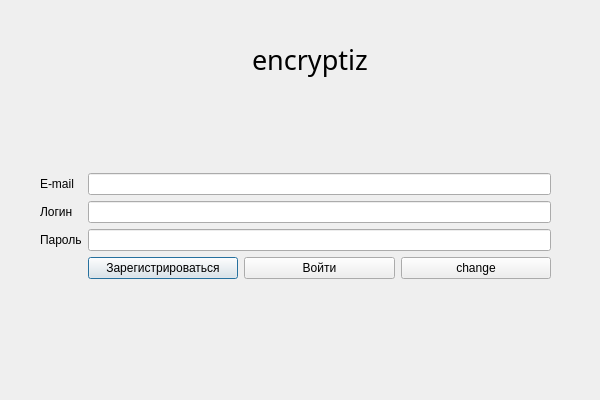
Qt form university_project_client/authform.ui (Fxsh-pro/university_project) before a commit.
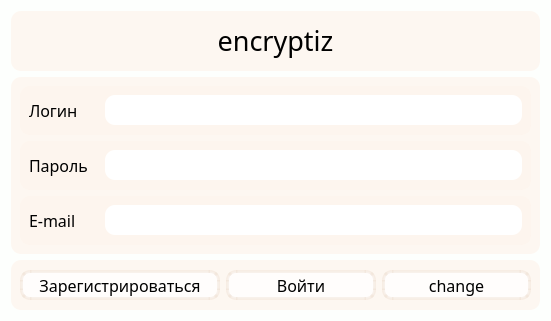
The same form after that commit.

```diff
--- a/university_project_client/authform.ui
+++ b/university_project_client/authform.ui
@@ -6,57 +6,282 @@
    <rect>
     <x>0</x>
     <y>0</y>
-    <width>600</width>
-    <height>400</height>
+    <width>551</width>
+    <height>321</height>
    </rect>
   </property>
   <property name="windowTitle">
    <string>Dialog</string>
   </property>
-  <widget class="QWidget" name="layoutWidget">
-   <property name="geometry">
-    <rect>
-     <x>40</x>
-     <y>90</y>
-     <width>511</width>
-     <height>271</height>
-    </rect>
-   </property>
-   <layout class="QFormLayout" name="formLayout_2">
-    <item row="3" column="0">
-     <widget class="QLabel" name="label_mail">
-      <property name="text">
-       <string>E-mail</string>
-      </property>
-     </widget>
-    </item>
-    <item row="3" column="1">
-     <widget class="QLineEdit" name="lineEdit_mail"/>
-    </item>
-    <item row="5" column="0">
-     <widget class="QLabel" name="label_login">
-      <property name="text">
-       <string>Логин</string>
-      </property>
-     </widget>
-    </item>
-    <item row="5" column="1">
-     <widget class="QLineEdit" name="lineEdit_login"/>
-    </item>
-    <item row="7" column="0">
-     <widget class="QLabel" name="label_2_pass">
-      <property name="text">
-       <string>Пароль</string>
-      </property>
-     </widget>
-    </item>
-    <item row="7" column="1">
-     <widget class="QLineEdit" name="lineEdit_pass"/>
-    </item>
-    <item row="9" column="1">
+  <property name="styleSheet">
+   <string notr="true">background-color: rgba(253, 255, 253, 255);
+font-family: Century Gothic;</string>
+  </property>
+  <layout class="QVBoxLayout" name="verticalLayout_2">
+   <item>
+    <widget class="QLabel" name="Programm_name">
+     <property name="minimumSize">
+      <size>
+       <width>0</width>
+       <height>40</height>
+      </size>
+     </property>
+     <property name="maximumSize">
+      <size>
+       <width>16777215</width>
+       <height>60</height>
+      </size>
+     </property>
+     <property name="font">
+      <font>
+       <family>Century Gothic</family>
+       <pointsize>20</pointsize>
+       <italic>false</italic>
+       <bold>false</bold>
+       <underline>false</underline>
+       <strikeout>false</strikeout>
+       <kerning>true</kerning>
+      </font>
+     </property>
+     <property name="styleSheet">
+      <string notr="true">background-color: rgba(254, 244, 236, 180);
+border-radius: 10px;</string>
+     </property>
+     <property name="text">
+      <string>encryptiz</string>
+     </property>
+     <property name="textFormat">
+      <enum>Qt::RichText</enum>
+     </property>
+     <property name="alignment">
+      <set>Qt::AlignCenter</set>
+     </property>
+    </widget>
+   </item>
+   <item>
+    <widget class="QFrame" name="frame_5">
+     <property name="styleSheet">
+      <string notr="true">background-color: rgba(254, 244, 236, 180);
+border-radius: 10px;</string>
+     </property>
+     <property name="frameShape">
+      <enum>QFrame::StyledPanel</enum>
+     </property>
+     <property name="frameShadow">
+      <enum>QFrame::Raised</enum>
+     </property>
+     <layout class="QVBoxLayout" name="verticalLayout">
+      <item>
+       <widget class="QFrame" name="frame_2">
+        <property name="frameShape">
+         <enum>QFrame::StyledPanel</enum>
+        </property>
+        <property name="frameShadow">
+         <enum>QFrame::Raised</enum>
+        </property>
+        <layout class="QHBoxLayout" name="horizontalLayout_3">
+         <item>
+          <widget class="QLabel" name="label_login">
+           <property name="minimumSize">
+            <size>
+             <width>70</width>
+             <height>0</height>
+            </size>
+           </property>
+           <property name="font">
+            <font>
+             <family>Century Gothic</family>
+             <pointsize>12</pointsize>
+            </font>
+           </property>
+           <property name="styleSheet">
+            <string notr="true">background-color:none;</string>
+           </property>
+           <property name="text">
+            <string>Логин</string>
+           </property>
+          </widget>
+         </item>
+         <item>
+          <widget class="QLineEdit" name="lineEdit_login">
+           <property name="minimumSize">
+            <size>
+             <width>0</width>
+             <height>30</height>
+            </size>
+           </property>
+           <property name="font">
+            <font>
+             <family>Century Gothic</family>
+             <pointsize>12</pointsize>
+            </font>
+           </property>
+           <property name="styleSheet">
+            <string notr="true">background-color:none;</string>
+           </property>
+          </widget>
+         </item>
+        </layout>
+       </widget>
+      </item>
+      <item>
+       <widget class="QFrame" name="frame_3">
+        <property name="frameShape">
+         <enum>QFrame::StyledPanel</enum>
+        </property>
+        <property name="frameShadow">
+         <enum>QFrame::Raised</enum>
+        </property>
+        <layout class="QHBoxLayout" name="horizontalLayout_2">
+         <item>
+          <widget class="QLabel" name="label_pass">
+           <property name="minimumSize">
+            <size>
+             <width>70</width>
+             <height>0</height>
+            </size>
+           </property>
+           <property name="font">
+            <font>
+             <family>Century Gothic</family>
+             <pointsize>12</pointsize>
+            </font>
+           </property>
+           <property name="styleSheet">
+            <string notr="true">background-color:none;</string>
+           </property>
+           <property name="text">
+            <string>Пароль</string>
+           </property>
+          </widget>
+         </item>
+         <item>
+          <widget class="QLineEdit" name="lineEdit_pass">
+           <property name="minimumSize">
+            <size>
+             <width>0</width>
+             <height>30</height>
+            </size>
+           </property>
+           <property name="font">
+            <font>
+             <family>Century Gothic</family>
+             <pointsize>12</pointsize>
+            </font>
+           </property>
+           <property name="styleSheet">
+            <string notr="true">background-color:none;</string>
+           </property>
+           <property name="text">
+            <string/>
+           </property>
+          </widget>
+         </item>
+        </layout>
+       </widget>
+      </item>
+      <item>
+       <widget class="QFrame" name="frame">
+        <property name="frameShape">
+         <enum>QFrame::StyledPanel</enum>
+        </property>
+        <property name="frameShadow">
+         <enum>QFrame::Raised</enum>
+        </property>
+        <layout class="QHBoxLayout" name="horizontalLayout_4">
+         <item>
+          <widget class="QLabel" name="label_mail">
+           <property name="minimumSize">
+            <size>
+             <width>70</width>
+             <height>0</height>
+            </size>
+           </property>
+           <property name="font">
+            <font>
+             <family>Century Gothic</family>
+             <pointsize>12</pointsize>
+            </font>
+           </property>
+           <property name="styleSheet">
+            <string notr="true">background-color:none;</string>
+           </property>
+           <property name="text">
+            <string>E-mail</string>
+           </property>
+          </widget>
+         </item>
+         <item>
+          <widget class="QLineEdit" name="lineEdit_mail">
+           <property name="minimumSize">
+            <size>
+             <width>0</width>
+             <height>30</height>
+            </size>
+           </property>
+           <property name="font">
+            <font>
+             <family>Century Gothic</family>
+             <pointsize>12</pointsize>
+            </font>
+           </property>
+           <property name="styleSheet">
+            <string notr="true">background-color:none;</string>
+           </property>
+          </widget>
+         </item>
+        </layout>
+       </widget>
+      </item>
+     </layout>
+    </widget>
+   </item>
+   <item>
+    <widget class="QFrame" name="frame_4">
+     <property name="maximumSize">
+      <size>
+       <width>16777215</width>
+       <height>50</height>
+      </size>
+     </property>
+     <property name="styleSheet">
+      <string notr="true">background-color: rgba(254, 244, 236, 180);
+border-radius: 10px;</string>
+     </property>
+     <property name="frameShape">
+      <enum>QFrame::StyledPanel</enum>
+     </property>
+     <property name="frameShadow">
+      <enum>QFrame::Raised</enum>
+     </property>
      <layout class="QHBoxLayout" name="horizontalLayout">
       <item>
        <widget class="QPushButton" name="pushButton_reg">
+        <property name="minimumSize">
+         <size>
+          <width>200</width>
+          <height>30</height>
+         </size>
+        </property>
+        <property name="font">
+         <font>
+          <family>Century Gothic</family>
+          <pointsize>12</pointsize>
+         </font>
+        </property>
+        <property name="styleSheet">
+         <string notr="true">QPushButton {
+background-color: rgba(255, 255, 255, 200);
+border: 3px solid rgba(236, 218, 204, 90);
+border-radius: 10px;
+}
+QPushButton:hover {
+background-color: rgba(236, 218, 204, 90);
+}
+QPushButton:pressed {
+background-color: rgba(236, 218, 204, 150);
+}</string>
+        </property>
         <property name="text">
          <string>Зарегистрироваться</string>
         </property>
@@ -64,6 +289,31 @@
       </item>
       <item>
        <widget class="QPushButton" name="pushButton_auth">
+        <property name="minimumSize">
+         <size>
+          <width>0</width>
+          <height>30</height>
+         </size>
+        </property>
+        <property name="font">
+         <font>
+          <family>Century Gothic</family>
+          <pointsize>12</pointsize>
+         </font>
+        </property>
+        <property name="styleSheet">
+         <string notr="true">QPushButton {
+background-color: rgba(255, 255, 255, 200);
+border: 3px solid rgba(236, 218, 204, 90);
+border-radius: 10px;
+}
+QPushButton:hover {
+background-color: rgba(236, 218, 204, 90);
+}
+QPushButton:pressed {
+background-color: rgba(236, 218, 204, 150);
+}</string>
+        </property>
         <property name="text">
          <string>Войти</string>
         </property>
@@ -71,100 +321,40 @@
       </item>
       <item>
        <widget class="QPushButton" name="pushButton_change">
+        <property name="minimumSize">
+         <size>
+          <width>0</width>
+          <height>30</height>
+         </size>
+        </property>
+        <property name="font">
+         <font>
+          <family>Century Gothic</family>
+          <pointsize>12</pointsize>
+         </font>
+        </property>
+        <property name="styleSheet">
+         <string notr="true">QPushButton {
+background-color: rgba(255, 255, 255, 200);
+border: 3px solid rgba(236, 218, 204, 90);
+border-radius: 10px;
+}
+QPushButton:hover {
+background-color: rgba(236, 218, 204, 90);
+}
+QPushButton:pressed {
+background-color: rgba(236, 218, 204, 150);
+}</string>
+        </property>
         <property name="text">
          <string>change</string>
         </property>
        </widget>
       </item>
      </layout>
-    </item>
-    <item row="10" column="1">
-     <spacer name="verticalSpacer_2">
-      <property name="orientation">
-       <enum>Qt::Vertical</enum>
-      </property>
-      <property name="sizeHint" stdset="0">
-       <size>
-        <width>20</width>
-        <height>40</height>
-       </size>
-      </property>
-     </spacer>
-    </item>
-    <item row="1" column="1">
-     <spacer name="verticalSpacer">
-      <property name="orientation">
-       <enum>Qt::Vertical</enum>
-      </property>
-      <property name="sizeHint" stdset="0">
-       <size>
-        <width>20</width>
-        <height>10</height>
-       </size>
-      </property>
-     </spacer>
-    </item>
-   </layout>
-  </widget>
-  <widget class="QWidget" name="horizontalLayoutWidget">
-   <property name="geometry">
-    <rect>
-     <x>69</x>
-     <y>29</y>
-     <width>481</width>
-     <height>61</height>
-    </rect>
-   </property>
-   <layout class="QHBoxLayout" name="horizontalLayout_2">
-    <item>
-     <spacer name="horizontalSpacer">
-      <property name="orientation">
-       <enum>Qt::Horizontal</enum>
-      </property>
-      <property name="sizeHint" stdset="0">
-       <size>
-        <width>40</width>
-        <height>20</height>
-       </size>
-      </property>
-     </spacer>
-    </item>
-    <item>
-     <widget class="QLabel" name="Programm_name">
-      <property name="font">
-       <font>
-        <family>Montserrat-Alt1 Med</family>
-        <pointsize>20</pointsize>
-        <italic>false</italic>
-        <bold>false</bold>
-        <underline>false</underline>
-        <strikeout>false</strikeout>
-        <kerning>true</kerning>
-       </font>
-      </property>
-      <property name="text">
-       <string>encryptiz</string>
-      </property>
-      <property name="textFormat">
-       <enum>Qt::RichText</enum>
-      </property>
-     </widget>
-    </item>
-    <item>
-     <spacer name="horizontalSpacer_2">
-      <property name="orientation">
-       <enum>Qt::Horizontal</enum>
-      </property>
-      <property name="sizeHint" stdset="0">
-       <size>
-        <width>40</width>
-        <height>20</height>
-       </size>
-      </property>
-     </spacer>
-    </item>
-   </layout>
-  </widget>
+    </widget>
+   </item>
+  </layout>
  </widget>
  <resources/>
  <connections/>
```
Left out of the diff: 2 changed lines with no effect on the pictures.
